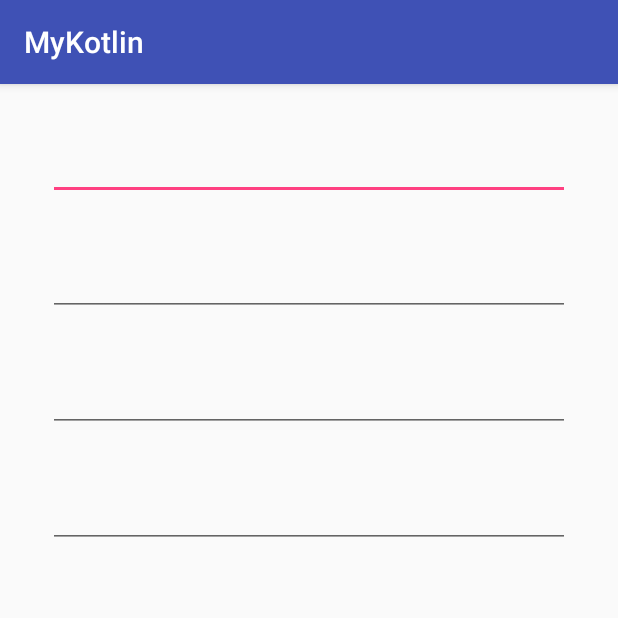
After one commit to xieenqi/KotlinLearn, an Android app: the ClearEditTextActivity screen opened directly, with no data from a screen before it, on a phone screen of 412 x 824 dp, the top half of it. The commit adds this screen. Run offline under Robolectric (Android 15) with nearby library versions, the phone set to English and light mode, and no system bars.

Commit message:
清理 按钮的 edittext

```diff
--- a/app/src/main/AndroidManifest.xml
+++ b/app/src/main/AndroidManifest.xml
@@ -43,7 +43,8 @@
             android:name="com.baidu.lbsapi.API_KEY"
             android:value="FFFH3NNypViubXVW4nUhr3Gnzro5BVIG" />
 
-        <activity android:name=".CollapsedTextViewActivity"></activity>
+        <activity android:name=".CollapsedTextViewActivity" />
+        <activity android:name=".ClearEditTextActivity"></activity>
     </application>
 
 </manifest>
--- /dev/null
+++ b/app/src/main/java/com/mykotlin/ClearEditTextActivity.kt
@@ -0,0 +1,12 @@
+package com.mykotlin
+
+import android.support.v7.app.AppCompatActivity
+import android.os.Bundle
+
+class ClearEditTextActivity : AppCompatActivity() {
+
+    override fun onCreate(savedInstanceState: Bundle?) {
+        super.onCreate(savedInstanceState)
+        setContentView(R.layout.activity_clear_edit_text)
+    }
+}
--- a/app/src/main/java/com/mykotlin/CollapsedTextViewActivity.kt
+++ b/app/src/main/java/com/mykotlin/CollapsedTextViewActivity.kt
@@ -17,10 +17,10 @@ class CollapsedTextViewActivity : AppCompatActivity() {
     override fun onCreate(savedInstanceState: Bundle?) {
         super.onCreate(savedInstanceState)
         setContentView(R.layout.activity_collapsed_text_view)
-        text1.text=tt
+        text1.text = tt
         text2.setText(tt)
         text3.setText(tt)
         text4.setText(tt)
-//        text5.setText(tt)
+        text5.setText(tt)
     }
 }
--- /dev/null
+++ b/app/src/main/res/layout/activity_clear_edit_text.xml
@@ -0,0 +1,34 @@
+<?xml version="1.0" encoding="utf-8"?>
+<LinearLayout xmlns:android="http://schemas.android.com/apk/res/android"
+    xmlns:tools="http://schemas.android.com/tools"
+    android:id="@+id/activity_clear_edit_text"
+    android:layout_width="match_parent"
+    android:layout_height="match_parent"
+    android:orientation="vertical"
+    android:paddingBottom="@dimen/activity_vertical_margin"
+    android:paddingLeft="@dimen/activity_horizontal_margin"
+    android:paddingRight="@dimen/activity_horizontal_margin"
+    android:paddingTop="@dimen/activity_vertical_margin"
+    tools:context="com.mykotlin.ClearEditTextActivity">
+
+    <com.library.widget.clearedittext.ClearEditText
+        android:layout_width="match_parent"
+        android:layout_height="wrap_content"
+        android:layout_margin="@dimen/activity_horizontal_margin" />
+
+    <com.library.widget.clearedittext.ClearEditText
+        android:layout_width="match_parent"
+        android:layout_height="wrap_content"
+        android:layout_margin="@dimen/activity_horizontal_margin" />
+
+    <com.library.widget.clearedittext.ClearEditText2
+        android:layout_width="match_parent"
+        android:layout_height="wrap_content"
+        android:layout_margin="@dimen/activity_horizontal_margin" />
+
+    <com.library.widget.clearedittext.ClearEditText2
+        android:layout_width="match_parent"
+        android:layout_height="wrap_content"
+        android:layout_margin="@dimen/activity_horizontal_margin" />
+
+</LinearLayout>
--- a/app/src/main/res/layout/activity_main.xml
+++ b/app/src/main/res/layout/activity_main.xml
@@ -64,4 +64,10 @@
         android:layout_width="match_parent"
         android:layout_height="wrap_content"
         android:text="折叠的textview" />
+
+    <Button
+        android:id="@+id/bt06"
+        android:layout_width="match_parent"
+        android:layout_height="wrap_content"
+        android:text="带一键删除的EditText" />
 </LinearLayout>
--- a/library/src/main/java/com/library/widget/ClearEditText.java
+++ b/library/src/main/java/com/library/widget/clearedittext/ClearEditText.java
@@ -1,4 +1,4 @@
-package com.library.widget;
+package com.library.widget.clearedittext;
 
 import android.animation.AnimatorSet;
 import android.animation.ValueAnimator;
--- /dev/null
+++ b/library/src/main/java/com/library/widget/clearedittext/ClearEditText2.java
@@ -0,0 +1,148 @@
+package com.library.widget.clearedittext;
+
+import android.content.Context;
+import android.graphics.drawable.Drawable;
+import android.support.v4.content.ContextCompat;
+import android.support.v4.content.res.ResourcesCompat;
+import android.support.v7.widget.AppCompatEditText;
+import android.text.Editable;
+import android.text.TextWatcher;
+import android.util.AttributeSet;
+import android.view.MotionEvent;
+import android.view.View;
+import android.view.View.OnFocusChangeListener;
+import android.view.animation.Animation;
+import android.view.animation.CycleInterpolator;
+import android.view.animation.TranslateAnimation;
+
+import com.library.R;
+
+public class ClearEditText2 extends AppCompatEditText implements
+        OnFocusChangeListener, TextWatcher {
+    /**
+     * 删除按钮的引用
+     */
+    private Drawable mClearDrawable;
+
+    public ClearEditText2(Context context) {
+        this(context, null);
+    }
+
+    public ClearEditText2(Context context, AttributeSet attrs) {
+        //这里构造方法也很重要，不加这个很多属性不能再XML里面定义
+        this(context, attrs, android.R.attr.editTextStyle);
+    }
+
+    public ClearEditText2(Context context, AttributeSet attrs, int defStyle) {
+        super(context, attrs, defStyle);
+        init(context);
+    }
+
+
+    private void init(Context context) {
+        //获取EditText的DrawableRight,假如没有设置我们就使用默认的图片
+        mClearDrawable = getCompoundDrawables()[2];
+        if (mClearDrawable == null) {
+            /*几种取资源方法等价*/
+            mClearDrawable = ResourcesCompat.getDrawable(getResources(), R.drawable.btn_delete, null);
+//            ContextCompat.getDrawable(context, R.drawable.btn_delete);
+//            getResources()
+//                    .getDrawable(R.drawable.btn_delete);
+        }
+        mClearDrawable.setBounds(0, 0, mClearDrawable.getIntrinsicWidth(), mClearDrawable.getIntrinsicHeight());
+        setClearIconVisible(false);
+        setOnFocusChangeListener(this);
+        addTextChangedListener(this);
+    }
+
+
+    /**
+     * 因为我们不能直接给EditText设置点击事件，所以我们用记住我们按下的位置来模拟点击事件
+     * 当我们按下的位置 在  EditText的宽度 - 图标到控件右边的间距 - 图标的宽度  和
+     * EditText的宽度 - 图标到控件右边的间距之间我们就算点击了图标，竖直方向没有考虑
+     */
+    @Override
+    public boolean onTouchEvent(MotionEvent event) {
+        if (getCompoundDrawables()[2] != null) {
+            if (event.getAction() == MotionEvent.ACTION_UP) {
+                boolean touchable = event.getX() > (getWidth()
+                        - getPaddingRight() - mClearDrawable.getIntrinsicWidth())
+                        && (event.getX() < ((getWidth() - getPaddingRight())));
+                if (touchable) {
+                    this.setText("");
+                }
+            }
+        }
+
+        return super.onTouchEvent(event);
+    }
+
+    /**
+     * 当ClearEditText焦点发生变化的时候，判断里面字符串长度设置清除图标的显示与隐藏
+     */
+    @Override
+    public void onFocusChange(View v, boolean hasFocus) {
+        if (hasFocus) {
+            setClearIconVisible(getText().length() > 0);
+        } else {
+            setClearIconVisible(false);
+        }
+    }
+
+
+    /**
+     * 设置清除图标的显示与隐藏，调用setCompoundDrawables为EditText绘制上去
+     *
+     * @param visible
+     */
+    protected void setClearIconVisible(boolean visible) {
+        Drawable right = visible ? mClearDrawable : null;
+        setCompoundDrawables(getCompoundDrawables()[0],
+                getCompoundDrawables()[1], right, getCompoundDrawables()[3]);
+    }
+
+
+    /**
+     * 当输入框里面内容发生变化的时候回调的方法
+     */
+    @Override
+    public void onTextChanged(CharSequence s, int start, int count,
+                              int after) {
+        setClearIconVisible(s.length() > 0);
+    }
+
+    @Override
+    public void beforeTextChanged(CharSequence s, int start, int count,
+                                  int after) {
+
+    }
+
+    @Override
+    public void afterTextChanged(Editable s) {
+
+    }
+
+
+    /**
+     * 设置晃动动画
+     */
+    public void setShakeAnimation() {
+        this.setAnimation(shakeAnimation(5));
+    }
+
+
+    /**
+     * 晃动动画
+     *
+     * @param counts 1秒钟晃动多少下
+     * @return
+     */
+    public static Animation shakeAnimation(int counts) {
+        Animation translateAnimation = new TranslateAnimation(0, 10, 0, 0);
+        translateAnimation.setInterpolator(new CycleInterpolator(counts));
+        translateAnimation.setDuration(1000);
+        return translateAnimation;
+    }
+
+
+}
--- a/library/src/main/java/com/library/widget/collapsedtext/CollapsedTextView.java
+++ b/library/src/main/java/com/library/widget/collapsedtext/CollapsedTextView.java
@@ -326,7 +326,7 @@ RUNTIME表示在源码，编译后的.class都保存信息，在执行的时候
     private void formatExpandedText(BufferType type) {
         SpannableStringBuilder spannable = new SpannableStringBuilder(mOriginalText);
         spannable.append(mCollapsedText);
-// 设置点击事件
+        // 设置点击事件
         spannable.setSpan(mClickableSpan, spannable.length() - mCollapsedText.length(),
                 spannable.length(), Spanned.SPAN_INCLUSIVE_EXCLUSIVE);
         setSpan(spannable);
```
Also changed, not shown: app/src/main/java/com/mykotlin/MainActivity.java (+6 -1 lines), app/src/main/res/layout/activity_collapsed_text_view.xml (+7 -18 lines), library/src/main/res/drawable-xhdpi/btn_delete.png (added), library/src/main/res/drawable-xxhdpi/arrow_down.png (renamed from library/src/main/res/drawable-xxh/arrow_down.png), library/src/main/res/drawable-xxhdpi/arrow_up.png (renamed from library/src/main/res/drawable-xxh/arrow_up.png).
